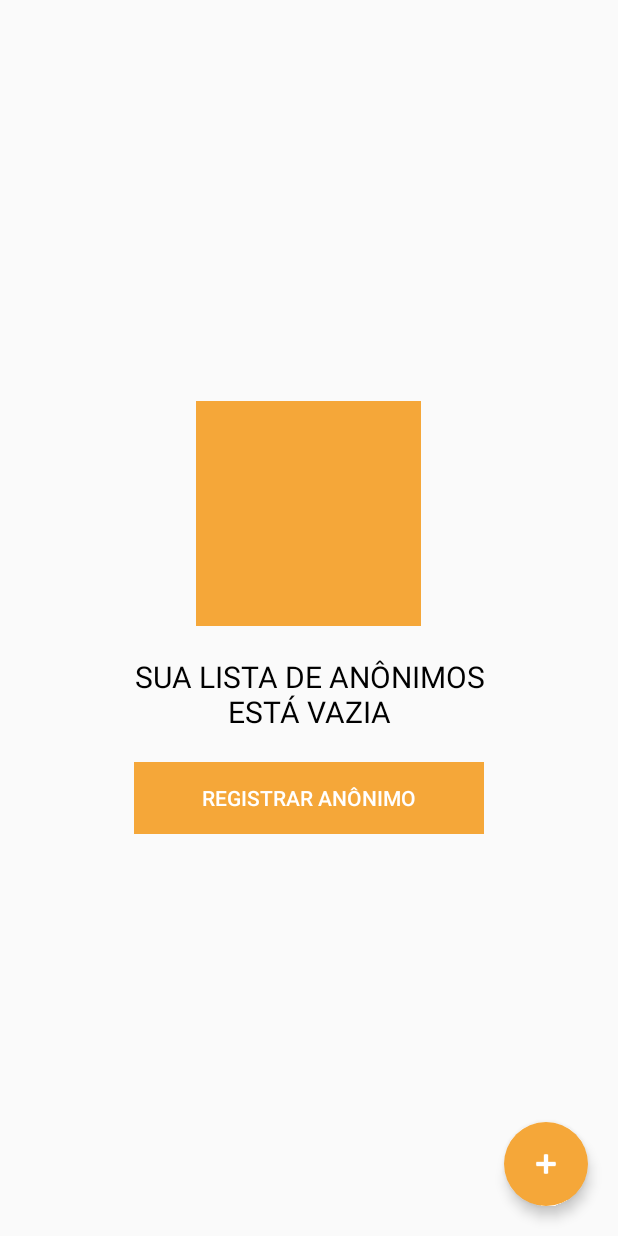
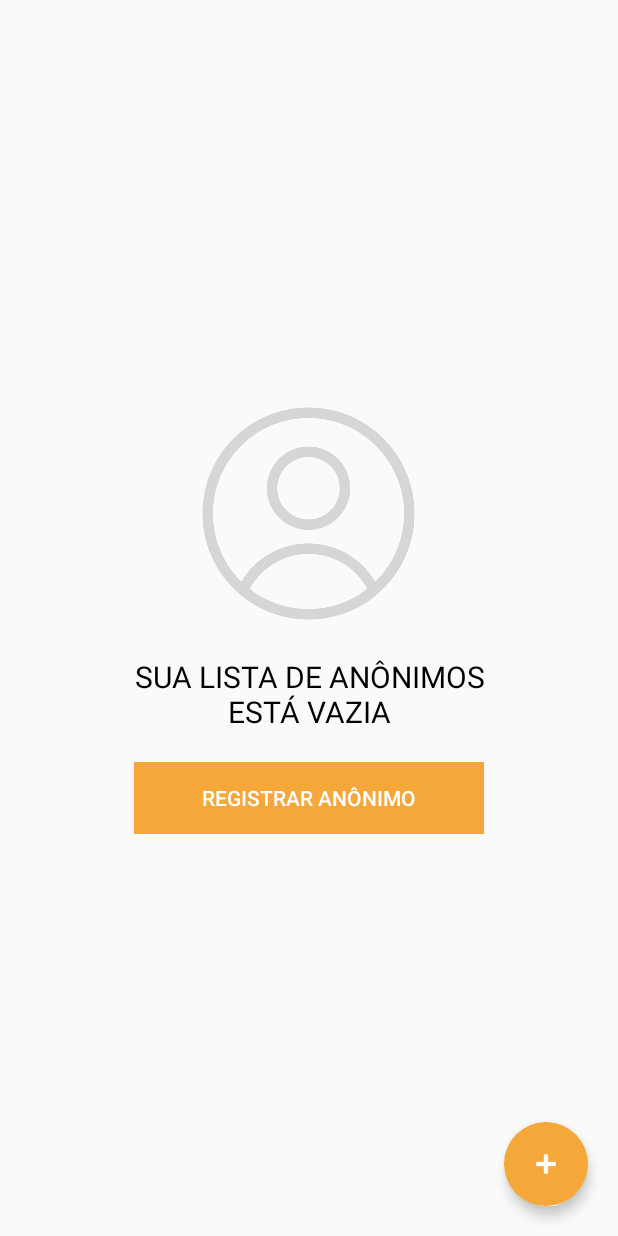
Before and after one commit to vcmoraes/hackathonnatura, an Android app: the layout fragment_anonimos.xml on its own in the app's theme, with its tools: preview values and no code run, on a phone screen of 412 x 824 dp. Run offline under Robolectric (Android 15) with nearby library versions, the phone set to English and light mode, and no system bars.

Commit message:
add pessoa anonimo

```diff
--- a/HackathonNaturaApp/app/src/main/res/layout/fragment_anonimos.xml
+++ b/HackathonNaturaApp/app/src/main/res/layout/fragment_anonimos.xml
@@ -15,7 +15,7 @@
         <ImageView
             android:layout_width="150dp"
             android:layout_height="150dp"
-            android:src="@color/colorPrimary" />
+            android:src="@drawable/pessoa_01" />
 
         <TextView
             android:layout_width="wrap_content"
--- a/HackathonNaturaApp/app/src/main/res/layout/fragment_registrados.xml
+++ b/HackathonNaturaApp/app/src/main/res/layout/fragment_registrados.xml
@@ -15,7 +15,7 @@
         <ImageView
             android:layout_width="150dp"
             android:layout_height="150dp"
-            android:src="@color/colorPrimary" />
+            android:src="@drawable/pessoa_01" />
 
         <TextView
             android:layout_width="wrap_content"
```
Also changed, not shown: HackathonNaturaApp/app/src/main/res/drawable/pessoa_01.png (added).
